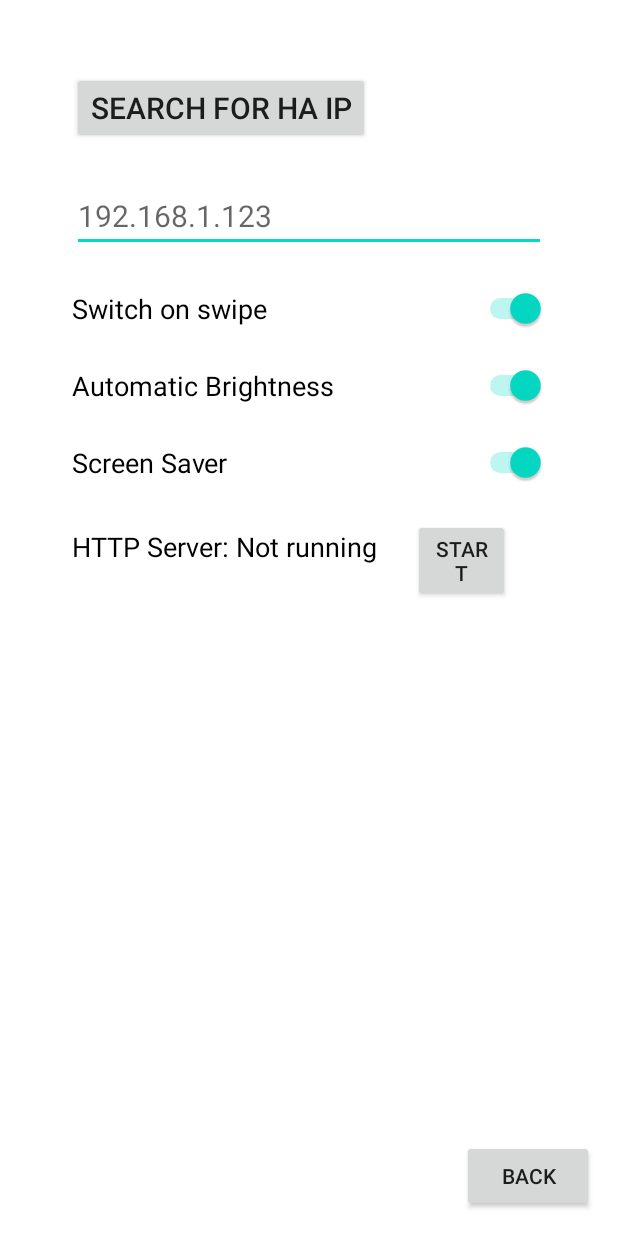
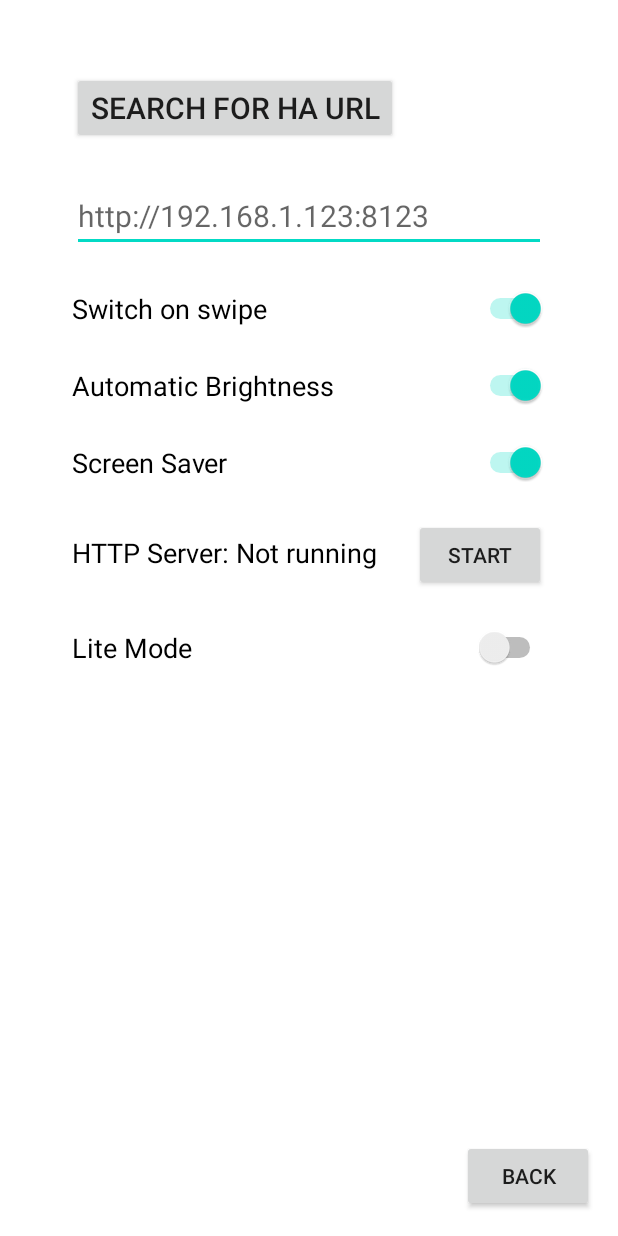
Before and after one commit to RapierXbox/ShellyElevate, an Android app built with Jetpack Compose: the SettingsActivity screen opened directly, with no data from a screen before it, on a phone screen of 412 x 824 dp. Run offline under Robolectric (Android 15) with nearby library versions, the phone set to English and light mode, and no system bars.

Commit message:
Add files via upload

```diff
--- a/app/src/main/java/me/rapierxbox/shellyelevatev2/SettingsActivity.kt
+++ b/app/src/main/java/me/rapierxbox/shellyelevatev2/SettingsActivity.kt
@@ -15,7 +15,7 @@ import me.rapierxbox.shellyelevatev2.helper.ServiceHelper
 
 class SettingsActivity: Activity() {
     private lateinit var findIPButton: Button
-    private lateinit var ipEditText: EditText
+    private lateinit var urlEditText: EditText
     private lateinit var backButton: Button
     @SuppressLint("UseSwitchCompatOrMaterialCode")
     private lateinit var switchOnSwipeSwitch: Switch
@@ -25,6 +25,7 @@ class SettingsActivity: Activity() {
     private lateinit var screenSaverSwitch: Switch
     private lateinit var httpServerText: TextView
     private lateinit var httpServerButton: Button
+    private lateinit var liteModeSwitch: Switch
     private lateinit var sharedPreferences: SharedPreferences
 
     override fun onCreate(savedInstanceState: Bundle?) {
@@ -35,14 +36,14 @@ class SettingsActivity: Activity() {
 
         sharedPreferences = getSharedPreferences("ShellyElevateV2", MODE_PRIVATE)
 
-        ipEditText = findViewById(R.id.homeAssistantIp)
-        ipEditText.setText(sharedPreferences.getString("homeAssistantIp", ""))
+        urlEditText = findViewById(R.id.webviewURL)
+        urlEditText.setText(ServiceHelper.getWebviewUrl(sharedPreferences))
 
         findIPButton = findViewById(R.id.findIPButton)
         findIPButton.setOnClickListener {
-            ServiceHelper.getHAIP(applicationContext) { ip: String ->
+            ServiceHelper.getHAURL(applicationContext) { url: String ->
                 runOnUiThread {
-                    ipEditText.setText(ip)
+                    urlEditText.setText(url)
                 }
             }
         }
@@ -68,13 +69,16 @@ class SettingsActivity: Activity() {
             httpServerButton.visibility = Button.GONE
         }
 
+        liteModeSwitch = findViewById(R.id.liteMode)
+        liteModeSwitch.isChecked = sharedPreferences.getBoolean("liteMode", false)
 
         backButton = findViewById(R.id.backButton)
         backButton.setOnClickListener {
-            sharedPreferences.edit().putString("homeAssistantIp", ipEditText.text.toString())
+            sharedPreferences.edit().putString("webviewUrl", urlEditText.text.toString())
                 .putBoolean("switchOnSwipe", switchOnSwipeSwitch.isChecked)
                 .putBoolean("automaticBrightness", automaticBrightnessSwitch.isChecked)
-                .putBoolean("screenSaver", screenSaverSwitch.isChecked).apply()
+                .putBoolean("screenSaver", screenSaverSwitch.isChecked)
+                .putBoolean("liteMode", liteModeSwitch.isChecked).apply()
             finish()
         }
     }
--- a/app/src/main/res/layout/settings_activity.xml
+++ b/app/src/main/res/layout/settings_activity.xml
@@ -5,18 +5,18 @@
     android:layout_width="match_parent"
     android:layout_height="match_parent">
 
+    <ScrollView
+        android:layout_width="match_parent"
+        android:layout_height="0dp"
+        app:layout_constraintTop_toTopOf="parent"
+        app:layout_constraintBottom_toTopOf="@id/backButton">
 
         <LinearLayout
             android:layout_width="match_parent"
             android:layout_height="wrap_content"
-        android:layout_gravity="top"
+            android:orientation="vertical"
             android:layout_margin="24dp"
-        android:layout_marginTop="16dp"
-        android:layout_marginEnd="16dp"
-        android:orientation="vertical"
-        android:padding="24dp"
-        app:layout_constraintEnd_toEndOf="parent"
-        app:layout_constraintTop_toTopOf="parent">
+            android:padding="24dp">
 
             <Button
                 android:id="@+id/findIPButton"
@@ -26,7 +26,7 @@
                 android:textSize="20sp" />
 
             <EditText
-            android:id="@+id/homeAssistantIp"
+                android:id="@+id/webviewURL"
                 android:layout_width="match_parent"
                 android:layout_height="wrap_content"
                 android:layout_marginTop="24dp"
@@ -66,15 +66,12 @@
                 android:layout_width="match_parent"
                 android:layout_height="wrap_content"
                 android:orientation="horizontal"
-            app:layout_constraintEnd_toEndOf="parent"
-            app:layout_constraintTop_toTopOf="parent">
+                android:layout_marginTop="24dp">
                 <TextView
                     android:id="@+id/httpServerText"
-                android:layout_width="wrap_content"
+                    android:layout_width="0dp"
                     android:layout_height="wrap_content"
-                app:layout_constraintStart_toStartOf="parent"
-                android:layout_marginTop="24dp"
-                android:layout_marginBottom="24dp"
+                    android:layout_weight="1"
                     android:textSize="18sp"
                     android:textColor="@color/black"
                     android:text="@string/http_server_status_default"/>
@@ -83,14 +80,21 @@
                     android:id="@+id/httpServerButton"
                     android:layout_width="wrap_content"
                     android:layout_height="wrap_content"
-                android:layout_margin="24dp"
-                android:text="@string/start"
-                app:layout_constraintEnd_toEndOf="parent" />
+                    android:text="@string/start" />
+            </LinearLayout>
 
+            <Switch
+                android:id="@+id/liteMode"
+                android:layout_width="match_parent"
+                android:layout_height="wrap_content"
+                android:text="@string/lite_mode"
+                android:layout_marginTop="24dp"
+                android:textSize="18sp"
+                tools:ignore="UseSwitchCompatOrMaterialXml" />
 
         </LinearLayout>
 
-    </LinearLayout>
+    </ScrollView>
 
     <Button
         android:id="@+id/backButton"
@@ -99,7 +103,6 @@
         android:text="@string/backButtonText"
         android:layout_margin="16dp"
         app:layout_constraintBottom_toBottomOf="parent"
-        app:layout_constraintEnd_toEndOf="parent"
-        />
+        app:layout_constraintEnd_toEndOf="parent" />
 
 </androidx.constraintlayout.widget.ConstraintLayout>
--- a/app/src/main/res/values/strings.xml
+++ b/app/src/main/res/values/strings.xml
@@ -17,12 +17,13 @@
     <string name="attachment_summary_on">Automatically download attachments for incoming emails
     </string>
     <string name="attachment_summary_off">Only download attachments when manually requested</string>
-    <string name="homeAssistantIpEditTextPreviewIp">192.168.1.123</string>
-    <string name="findIPButtonText">Search for HA IP</string>
+    <string name="homeAssistantIpEditTextPreviewIp">http://192.168.1.123:8123</string>
+    <string name="findIPButtonText">Search for HA URL</string>
     <string name="switchOnSwipeText">Switch on swipe</string>
     <string name="backButtonText">Back</string>
     <string name="automaticBrightnessText">Automatic Brightness</string>
     <string name="ScreenSaverText">Screen Saver</string>
     <string name="http_server_status_default">HTTP Server:</string>
     <string name="start">START</string>
+    <string name="lite_mode">Lite Mode</string>
 </resources>
```
Also changed, not shown: app/src/main/java/me/rapierxbox/shellyelevatev2/BootReceiver.java (+9 -3 lines), app/src/main/java/me/rapierxbox/shellyelevatev2/MainActivity.kt (+3 -4 lines), app/src/main/java/me/rapierxbox/shellyelevatev2/helper/DeviceHelper.java (+21 -4 lines), app/src/main/java/me/rapierxbox/shellyelevatev2/helper/ServiceHelper.java (+14 -5 lines). Lines whose indentation alone changed are shown as unchanged.
